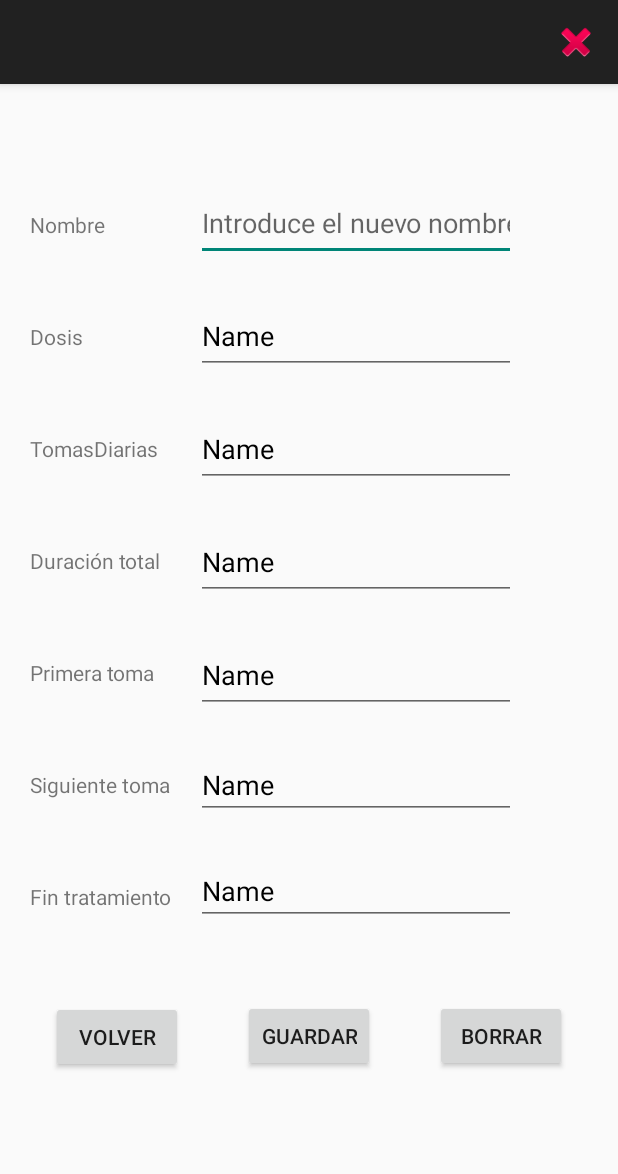
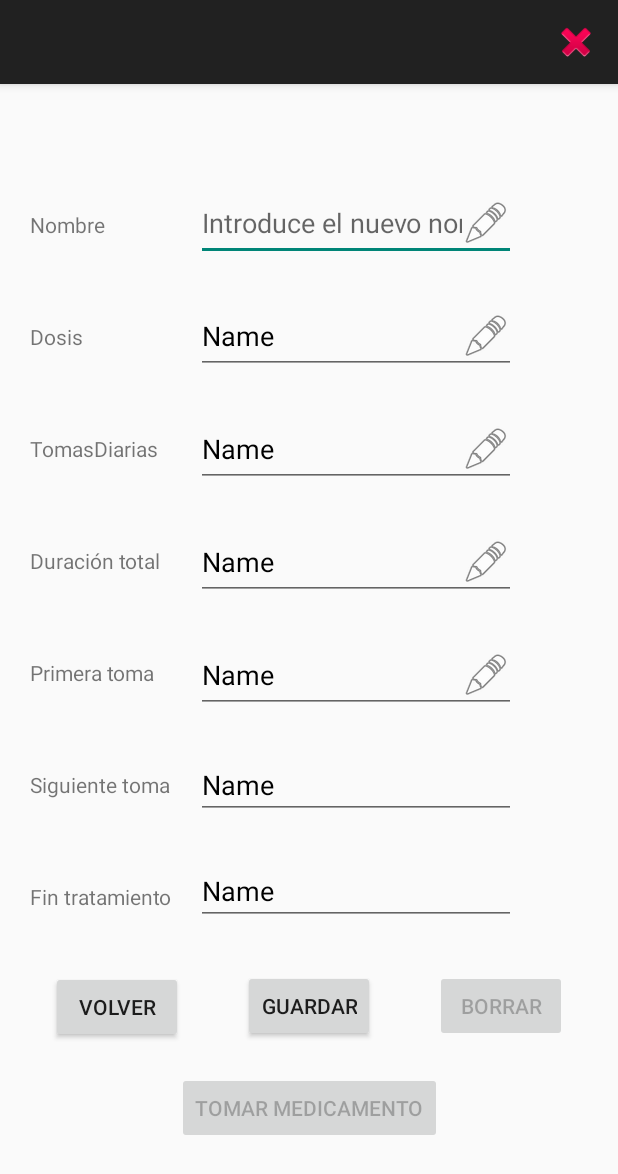
Before and after one commit to mgNNN/android-gestor, an Android app: the MedicamentosView screen opened directly, with no data from a screen before it, after a tap on "MODIFICAR", on a phone screen of 412 x 824 dp. Shown: the top 1174 px of the screen. Run offline under Robolectric (Android 15) with nearby library versions, the phone set to English and light mode, and no system bars.

Commit message:
Actualizacion medicamentos (logica siguiente toma V2, pendiente finalizar e incluir funcionalidad boton siguiente toma)

```diff
--- a/app/src/main/java/es/ifp/gestorpersonal/MedicamentosView.java
+++ b/app/src/main/java/es/ifp/gestorpersonal/MedicamentosView.java
@@ -23,6 +23,8 @@ import org.json.JSONObject;
 import java.io.IOException;
 import java.text.ParseException;
 import java.text.SimpleDateFormat;
+import java.time.LocalTime;
+import java.time.format.DateTimeFormatter;
 import java.util.Calendar;
 import java.util.Date;
 
@@ -57,35 +59,39 @@ public class MedicamentosView extends AppCompatActivity {
     protected Button boton1;
     protected Button boton2;
     protected Button boton3;
+    protected Button boton4;
 
     private int userId;
     private int userIDdef;
     private Integer medID = -1;
+    private String siguienteDosis;
+    private int intervalHoras;
 
     @Override
     protected void onCreate(Bundle savedInstanceState) {
         super.onCreate(savedInstanceState);
         setContentView(R.layout.activity_medicamentos_view);
 
-        label1 = (TextView) findViewById(R.id.label1_med_view);
-        label2 = (TextView) findViewById(R.id.label2_med_view);
-        label3 = (TextView) findViewById(R.id.label3_med_view);
-        label4 = (TextView) findViewById(R.id.label4_med_view);
-        label5 = (TextView) findViewById(R.id.label5_med_view);
-        label6 = (TextView) findViewById(R.id.label6_med_view);
-        label7 = (TextView) findViewById(R.id.label7_med_view);
+        label1 = findViewById(R.id.label1_med_view);
+        label2 = findViewById(R.id.label2_med_view);
+        label3 = findViewById(R.id.label3_med_view);
+        label4 = findViewById(R.id.label4_med_view);
+        label5 = findViewById(R.id.label5_med_view);
+        label6 = findViewById(R.id.label6_med_view);
+        label7 = findViewById(R.id.label7_med_view);
 
-        caja1 = (EditText) findViewById(R.id.caja1_med_view);
-        caja2 = (EditText) findViewById(R.id.caja2_med_mod3);
-        caja3 = (EditText) findViewById(R.id.caja3_med_mod3);
-        caja4 = (EditText) findViewById(R.id.caja4_med_mod3);
-        caja5 = (EditText) findViewById(R.id.caja5_med_mod3);
-        caja6 = (EditText) findViewById(R.id.caja6_med_view);
-        caja7 = (EditText) findViewById(R.id.caja7_med_view);
+        caja1 = findViewById(R.id.caja1_med_view);
+        caja2 = findViewById(R.id.caja2_med_mod3);
+        caja3 = findViewById(R.id.caja3_med_mod3);
+        caja4 = findViewById(R.id.caja4_med_mod3);
+        caja5 = findViewById(R.id.caja5_med_mod3);
+        caja6 = findViewById(R.id.caja6_med_view);
+        caja7 = findViewById(R.id.caja7_med_view);
 
-        boton1 = (Button) findViewById(R.id.button1_med_view);
-        boton2 = (Button) findViewById(R.id.button2_med_view);
-        boton3 = (Button) findViewById(R.id.button3_med_view);
+        boton1 = findViewById(R.id.button1_med_view);
+        boton2 = findViewById(R.id.button2_med_view);
+        boton3 = findViewById(R.id.button3_med_view);
+        boton4 = findViewById(R.id.button4_med_view);
 
         pasarPantallaMain = new Intent(MedicamentosView.this, MedicamentosActivity.class);
 
@@ -97,13 +103,7 @@ public class MedicamentosView extends AppCompatActivity {
             Toast.makeText(this, "ID de usuario no encontrado", Toast.LENGTH_SHORT).show();
         }
 
-        caja1.setEnabled(false);
-        caja2.setEnabled(false);
-        caja3.setEnabled(false);
-        caja4.setEnabled(false);
-        caja5.setEnabled(false);
-        caja6.setEnabled(false);
-        caja7.setEnabled(false);
+        deshabilitarEdicion();
 
         Intent intent = getIntent();
         Medicamento medicamentoItem = (Medicamento) intent.getSerializableExtra("medicamento");
@@ -113,8 +113,10 @@ public class MedicamentosView extends AppCompatActivity {
             caja3.setText(medicamentoItem.getDosisDia());
             caja4.setText(medicamentoItem.getDuracionTratamiento());
             caja5.setText(medicamentoItem.getHoraPrimeraDosis());
+            caja6.setText(medicamentoItem.calcularSiguienteToma());
+            caja7.setText(medicamentoItem.calcularFinTratamiento());
             medID = medicamentoItem.getId(); // Asumiendo que Medicamento tiene un método getId()
-            calcularFechas(medicamentoItem);
+            medicamentoItem.calcularFechas();
         } else {
             Toast.makeText(this, "No se recibieron datos del medicamento", Toast.LENGTH_SHORT).show();
         }
@@ -149,7 +151,13 @@ public class MedicamentosView extends AppCompatActivity {
                     .setNegativeButton("No", (dialog, id) -> dialog.cancel())
                     .show();
         });
+
+        boton4.setOnClickListener(v -> {
+            caja6.setText(medicamentoItem.calcularSiguienteToma());
+        });
     }
+
+
 
     private void deleteMedicamento(int medicamentoId) {
         OkHttpClient client = new OkHttpClient();
@@ -198,7 +206,8 @@ public class MedicamentosView extends AppCompatActivity {
             modMedicamentoJson.put("duracionTratamiento", caja4.getText().toString());
             modMedicamentoJson.put("horaPrimeraDosis", caja5.getText().toString());
 
-            calcularFechas(new Medicamento(nombre, dosis, dosisDia, duracionTratamiento, horaPrimeraDosis, medicamentoId));
+            Medicamento nuevoMedicamentoItem = new Medicamento(nombre, dosis, dosisDia, duracionTratamiento, horaPrimeraDosis, medicamentoId);
+            nuevoMedicamentoItem.calcularFechas();
 
         } catch (JSONException e) {
             Toast.makeText(this, "Error al actualizar el medicamento", Toast.LENGTH_SHORT).show();
@@ -244,51 +253,35 @@ public class MedicamentosView extends AppCompatActivity {
     }
     private void habilitarEdicion() {
         caja1.setEnabled(true);
+        caja1.setCompoundDrawablesWithIntrinsicBounds(0, 0, android.R.drawable.ic_menu_edit, 0);
         caja2.setEnabled(true);
+        caja2.setCompoundDrawablesWithIntrinsicBounds(0, 0, android.R.drawable.ic_menu_edit, 0);
         caja3.setEnabled(true);
+        caja3.setCompoundDrawablesWithIntrinsicBounds(0, 0, android.R.drawable.ic_menu_edit, 0);
         caja4.setEnabled(true);
+        caja4.setCompoundDrawablesWithIntrinsicBounds(0, 0, android.R.drawable.ic_menu_edit, 0);
         caja5.setEnabled(true);
+        caja5.setCompoundDrawablesWithIntrinsicBounds(0, 0, android.R.drawable.ic_menu_edit, 0);
         caja6.setEnabled(true);
         caja7.setEnabled(true);
+        boton4.setEnabled(false);
+        boton3.setEnabled(false);
     }
-    private void calcularFechas(Medicamento medicamento) {
-        try {
-            // Definir el formato para las horas
-            SimpleDateFormat sdfHora = new SimpleDateFormat("HH:mm:ss");
-            // Definir el formato para fecha y hora completa (dd/MM/yyyy HH:mm:ss)
-            SimpleDateFormat sdfFechaHora = new SimpleDateFormat("dd/MM/yyyy HH:mm:ss");
+    private void deshabilitarEdicion() {
+        caja1.setEnabled(false);
+        caja2.setEnabled(false);
+        caja3.setEnabled(false);
+        caja4.setEnabled(false);
+        caja5.setEnabled(false);
+        caja6.setEnabled(false);
+        caja7.setEnabled(false);
+        boton4.setEnabled(true);
+        boton3.setEnabled(true);
+    }
+    private void siguienteToma(Medicamento medicamento) {
 
-            // Obtener la fecha y hora actual
-            Calendar calendar = Calendar.getInstance();
-
-            // Parsear la hora de la primera dosis (sin fecha) y establecerla en el calendario
-            Date horaPrimeraDosis = sdfHora.parse(medicamento.getHoraPrimeraDosis());
-
-            // Establecer la hora extraída en el calendario
-            calendar.set(Calendar.HOUR_OF_DAY, horaPrimeraDosis.getHours());
-            calendar.set(Calendar.MINUTE, horaPrimeraDosis.getMinutes());
-            calendar.set(Calendar.SECOND, horaPrimeraDosis.getSeconds());
-
-            int dosisPorDia = Integer.parseInt(medicamento.getDosisDia());
-            int duracionTratamiento = Integer.parseInt(medicamento.getDuracionTratamiento());
-
-            // Calcular la hora de la siguiente dosis
-            int intervalHoras = 24 / dosisPorDia;
-            calendar.add(Calendar.HOUR_OF_DAY, intervalHoras);
-            String siguienteDosis = sdfHora.format(calendar.getTime());
             caja6.setText(siguienteDosis);
 
-            // Calcular el fin del tratamiento (añadir días de duración al tratamiento)
-            calendar.add(Calendar.DAY_OF_YEAR, duracionTratamiento);
-
-            // Formatear el fin del tratamiento con fecha y hora completa
-            String finTratamiento = sdfFechaHora.format(calendar.getTime());
-            caja7.setText(finTratamiento);
-
-        } catch (ParseException e) {
-            e.printStackTrace();
-            Toast.makeText(this, "Error al calcular fechas", Toast.LENGTH_SHORT).show();
-        }
     }
 
     @Override
--- a/app/src/main/res/layout/activity_medicamentos_view.xml
+++ b/app/src/main/res/layout/activity_medicamentos_view.xml
@@ -9,7 +9,7 @@
         android:layout_width="wrap_content"
         android:layout_height="wrap_content"
         android:layout_marginStart="20dp"
-        android:layout_marginTop="50dp"
+        android:layout_marginTop="30dp"
         android:layout_marginEnd="50dp"
         android:text="Borrar"
         app:layout_constraintEnd_toEndOf="parent"
@@ -21,7 +21,7 @@
         android:layout_width="wrap_content"
         android:layout_height="wrap_content"
         android:layout_marginStart="20dp"
-        android:layout_marginTop="50dp"
+        android:layout_marginTop="30dp"
         android:layout_marginEnd="20dp"
         android:text="Modificar"
         app:layout_constraintEnd_toStartOf="@+id/button3_med_view"
@@ -33,7 +33,7 @@
         android:layout_width="wrap_content"
         android:layout_height="wrap_content"
         android:layout_marginStart="50dp"
-        android:layout_marginTop="60dp"
+        android:layout_marginTop="40dp"
         android:layout_marginEnd="20dp"
         android:text="Volver"
         app:layout_constraintEnd_toStartOf="@+id/button2_med_view"
@@ -203,4 +203,16 @@
         app:layout_constraintStart_toStartOf="parent"
         app:layout_constraintTop_toBottomOf="@+id/label6_med_view" />
 
+    <Button
+        android:id="@+id/button4_med_view"
+        android:layout_width="wrap_content"
+        android:layout_height="wrap_content"
+        android:layout_marginStart="100dp"
+        android:layout_marginTop="20dp"
+        android:layout_marginEnd="100dp"
+        android:text="Tomar medicamento"
+        app:layout_constraintEnd_toEndOf="parent"
+        app:layout_constraintStart_toStartOf="parent"
+        app:layout_constraintTop_toBottomOf="@+id/button2_med_view" />
+
 </androidx.constraintlayout.widget.ConstraintLayout>
```
Also changed, not shown: app/src/main/java/es/ifp/gestorpersonal/Medicamento.java (+38 -7 lines), app/src/main/java/es/ifp/gestorpersonal/MedicamentosActivity.java (+30 -44 lines).
